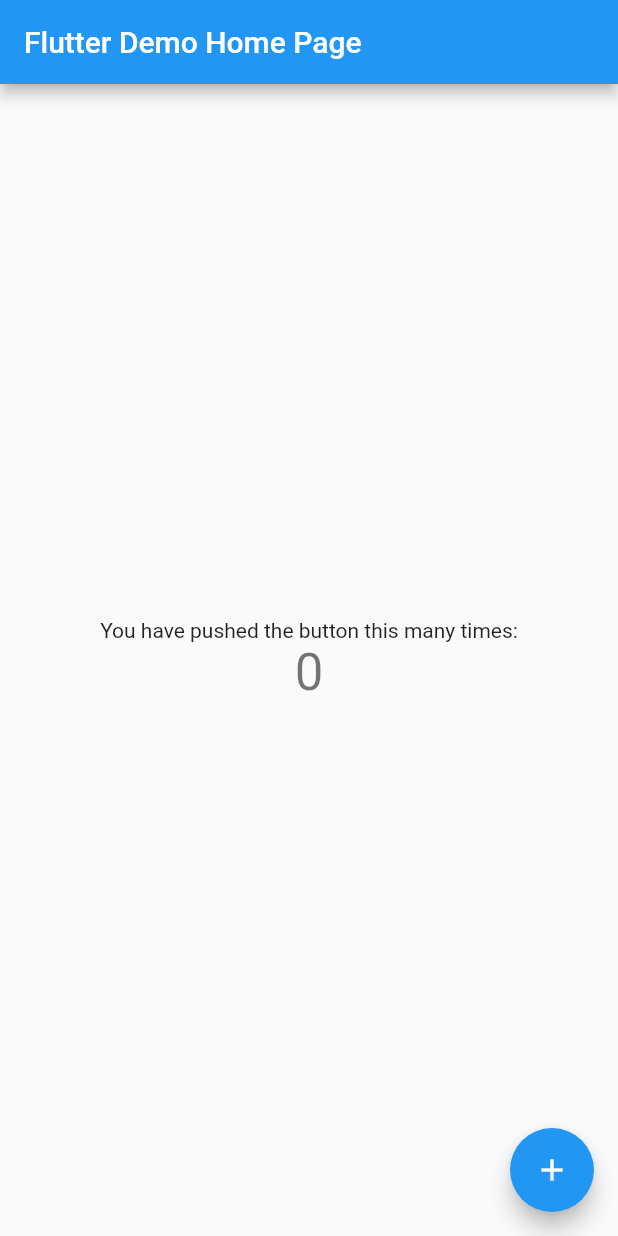
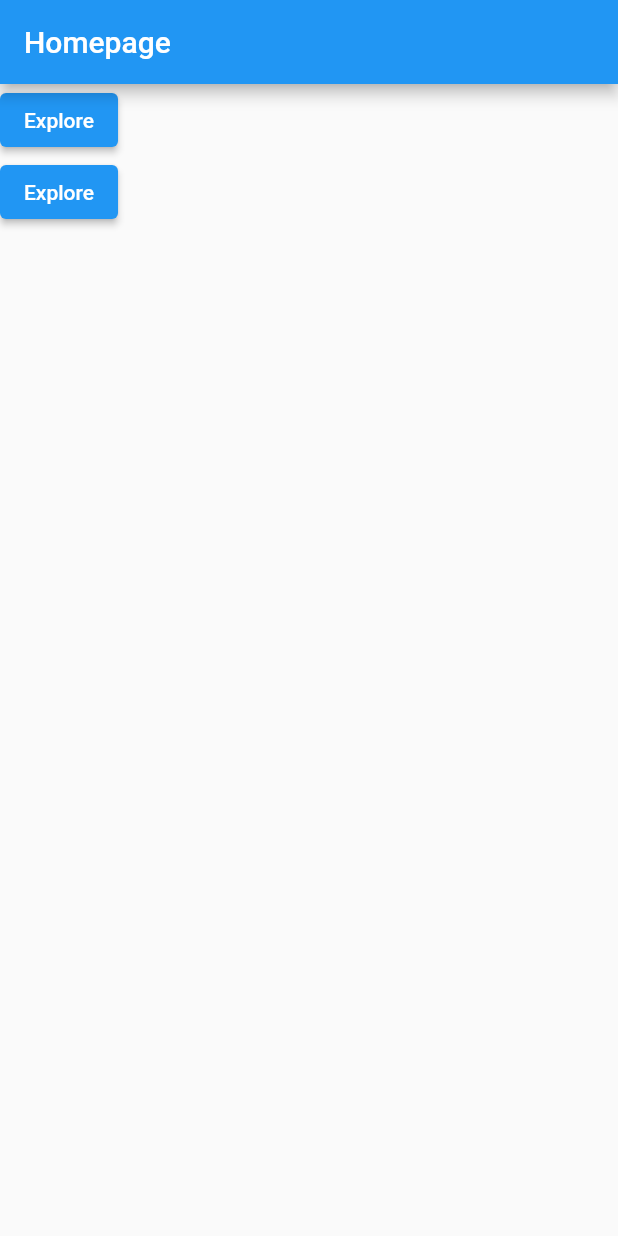
Before and after one commit to jooleyaz/Hoax-Buster, a Flutter app: the screen it shows after launch, on a phone screen of 412 x 824 dp. Run offline on Flutter 3.47's test engine with Material 2 defaults, Android fonts, the light colour scheme and no system bars.

Commit message:
added home page, explore page and navigation

```diff
--- /dev/null
+++ b/front_end/memory_museum/lib/home.dart
@@ -0,0 +1,46 @@
+import 'package:flutter/material.dart';
+import 'package:memory_museum/explore.dart';
+
+class MyHomePage extends StatefulWidget {
+  const MyHomePage({super.key, required this.title});
+
+  final String title;
+
+  @override
+  State<MyHomePage> createState() => _MyHomePageState();
+}
+
+class _MyHomePageState extends State<MyHomePage> {
+
+  @override
+  Widget build(BuildContext context) {
+    return Scaffold(
+      appBar: AppBar(
+        backgroundColor: Colors.blue,
+        title: const Text("Homepage"),
+      ),
+      body: Column(
+        children: [
+          ElevatedButton(
+            onPressed: () {
+              Navigator.push(
+                context,
+                MaterialPageRoute(builder: (context) => const ExplorePage()),
+              );
+            },
+            child: const Text("Explore"),
+          ),
+          ElevatedButton(
+            onPressed: () {
+              Navigator.push(
+                context,
+                MaterialPageRoute(builder: (context) => const ExplorePage()),
+              );
+            },
+            child: const Text("Explore"),
+          )
+        ]
+      ),
+    );
+  }
+}
--- a/front_end/memory_museum/lib/main.dart
+++ b/front_end/memory_museum/lib/main.dart
@@ -1,4 +1,5 @@
 import 'package:flutter/material.dart';
+import 'home.dart';
 
 void main() {
   runApp(const MyApp());
@@ -13,103 +14,9 @@
     return MaterialApp(
       title: 'Flutter Demo',
       theme: ThemeData(
-        // This is the theme of your application.
-        //
-        // Try running your application with "flutter run". You'll see the
-        // application has a blue toolbar. Then, without quitting the app, try
-        // changing the primarySwatch below to Colors.green and then invoke
-        // "hot reload" (press "r" in the console where you ran "flutter run",
-        // or simply save your changes to "hot reload" in a Flutter IDE).
-        // Notice that the counter didn't reset back to zero; the application
-        // is not restarted.
         primarySwatch: Colors.blue,
       ),
       home: const MyHomePage(title: 'Flutter Demo Home Page'),
     );
   }
 }
-
-class MyHomePage extends StatefulWidget {
-  const MyHomePage({super.key, required this.title});
-
-  // This widget is the home page of your application. It is stateful, meaning
-  // that it has a State object (defined below) that contains fields that affect
-  // how it looks.
-
-  // This class is the configuration for the state. It holds the values (in this
-  // case the title) provided by the parent (in this case the App widget) and
-  // used by the build method of the State. Fields in a Widget subclass are
-  // always marked "final".
-
-  final String title;
-
-  @override
-  State<MyHomePage> createState() => _MyHomePageState();
-}
-
-class _MyHomePageState extends State<MyHomePage> {
-  int _counter = 0;
-
-  void _incrementCounter() {
-    setState(() {
-      // This call to setState tells the Flutter framework that something has
-      // changed in this State, which causes it to rerun the build method below
-      // so that the display can reflect the updated values. If we changed
-      // _counter without calling setState(), then the build method would not be
-      // called again, and so nothing would appear to happen.
-      _counter++;
-    });
-  }
-
-  @override
-  Widget build(BuildContext context) {
-    // This method is rerun every time setState is called, for instance as done
-    // by the _incrementCounter method above.
-    //
-    // The Flutter framework has been optimized to make rerunning build methods
-    // fast, so that you can just rebuild anything that needs updating rather
-    // than having to individually change instances of widgets.
-    return Scaffold(
-      appBar: AppBar(
-        // Here we take the value from the MyHomePage object that was created by
-        // the App.build method, and use it to set our appbar title.
-        title: Text(widget.title),
-      ),
-      body: Center(
-        // Center is a layout widget. It takes a single child and positions it
-        // in the middle of the parent.
-        child: Column(
-          // Column is also a layout widget. It takes a list of children and
-          // arranges them vertically. By default, it sizes itself to fit its
-          // children horizontally, and tries to be as tall as its parent.
-          //
-          // Invoke "debug painting" (press "p" in the console, choose the
-          // "Toggle Debug Paint" action from the Flutter Inspector in Android
-          // Studio, or the "Toggle Debug Paint" command in Visual Studio Code)
-          // to see the wireframe for each widget.
-          //
-          // Column has various properties to control how it sizes itself and
-          // how it positions its children. Here we use mainAxisAlignment to
-          // center the children vertically; the main axis here is the vertical
-          // axis because Columns are vertical (the cross axis would be
-          // horizontal).
-          mainAxisAlignment: MainAxisAlignment.center,
-          children: <Widget>[
-            const Text(
-              'You have pushed the button this many times:',
-            ),
-            Text(
-              '$_counter',
-              style: Theme.of(context).textTheme.headline4,
-            ),
-          ],
-        ),
-      ),
-      floatingActionButton: FloatingActionButton(
-        onPressed: _incrementCounter,
-        tooltip: 'Increment',
-        child: const Icon(Icons.add),
-      ), // This trailing comma makes auto-formatting nicer for build methods.
-    );
-  }
-}
```
Also changed, not shown: front_end/memory_museum/lib/explore.dart (added, +18 -0 lines).
